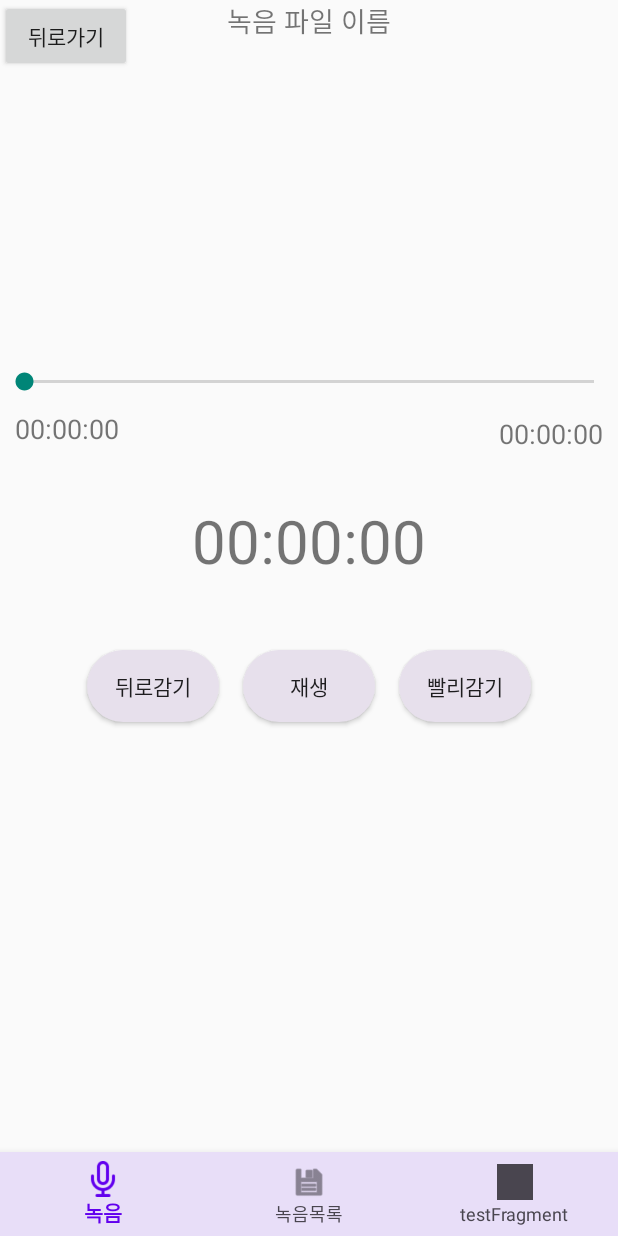
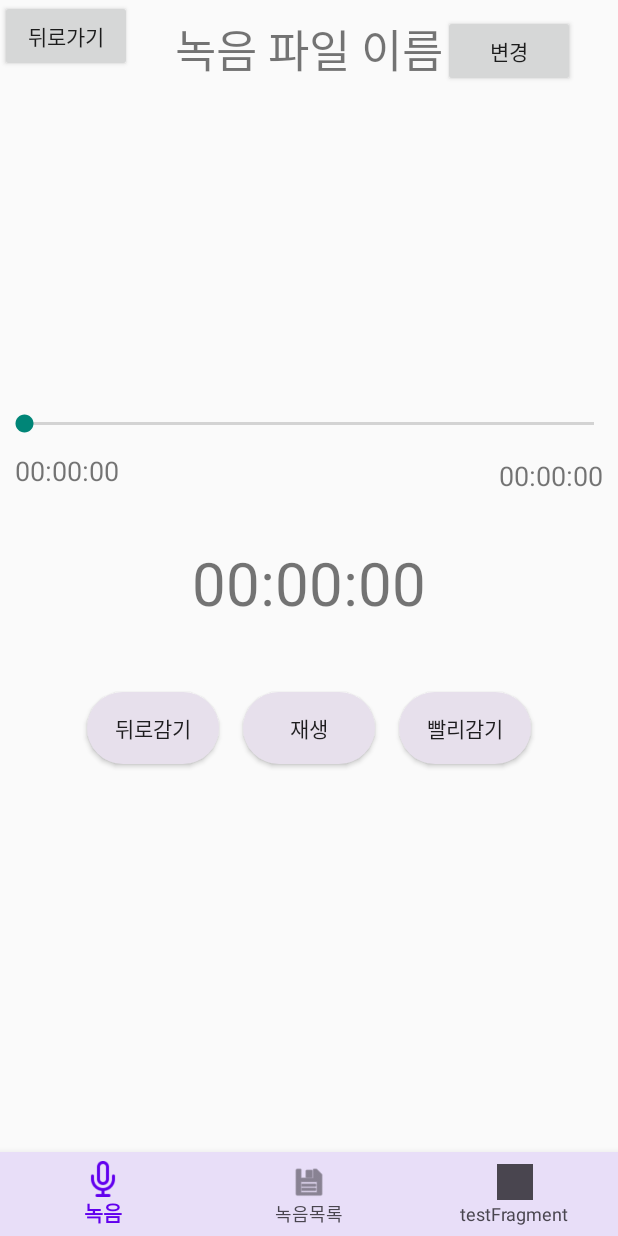
Before and after one commit to LIE-ON/Lieon_application, an Android app: the ResultDetailFragment screen opened through its navigation route, on a phone screen of 412 x 824 dp. Run offline under Robolectric (Android 15) with nearby library versions, the phone set to English and light mode, and no system bars; our stand-ins replace Dagger/Hilt's generated code, navigation-ui; 2 statements that could not run were skipped.

Commit message:
feat(result-name): init result detail name change dialog fragment
issue #10

```diff
--- a/app/src/main/java/com/example/lieon/result/view/detail/ResultDetailFragment.kt
+++ b/app/src/main/java/com/example/lieon/result/view/detail/ResultDetailFragment.kt
@@ -12,6 +12,7 @@ import android.widget.Toast
 import androidx.fragment.app.viewModels
 import androidx.navigation.fragment.findNavController
 import com.example.lieon.databinding.FragmentResultDetailBinding
+import com.example.lieon.record.view.RecordAccuracyDialog
 import dagger.hilt.android.AndroidEntryPoint
 import kotlinx.coroutines.CoroutineScope
 import kotlinx.coroutines.Dispatchers
@@ -67,6 +68,9 @@ class ResultDetailFragment : Fragment() {
 
         binding.resultDetailBackwardButton.setOnClickListener {
             findNavController().navigateUp()
+        }
+        binding.resultDetailNameChangeButton.setOnClickListener {
+
         }
 
         binding.playButton.setOnClickListener {
--- a/app/src/main/res/layout/fragment_result_detail.xml
+++ b/app/src/main/res/layout/fragment_result_detail.xml
@@ -19,8 +19,17 @@
         android:layout_height="wrap_content"
         android:text="녹음 파일 이름"
         android:layout_centerHorizontal="true"
-        android:textSize="18sp"
+        android:textSize="30dp"
+        android:layout_marginTop="10dp"
         android:layout_marginBottom="8dp"/>
+
+    <Button
+        android:id="@+id/result_detail_name_change_button"
+        android:layout_width="wrap_content"
+        android:layout_height="wrap_content"
+        android:layout_marginTop="10dp"
+        android:text="변경"
+        android:layout_toRightOf="@id/recordName"/>
 
     <SeekBar
         android:id="@+id/seekBar"
```
Also changed, not shown: app/src/main/java/com/example/lieon/result/view/detail/ResultDetailNameChangeDialog.kt (added, +33 -0 lines), app/src/main/res/layout/dialog_result_name_change.xml (added, +32 -0 lines).
